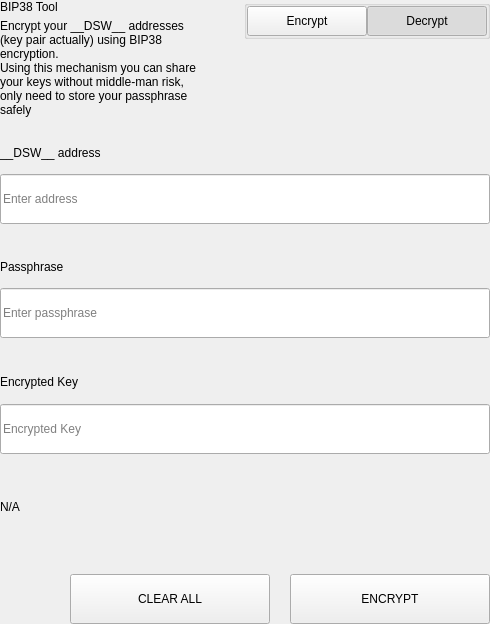
Before: the Qt Designer form src/qt/pivx/settings/forms/settingsbittoolwidget.ui in decenomy/DSW, drawn with Qt 5.
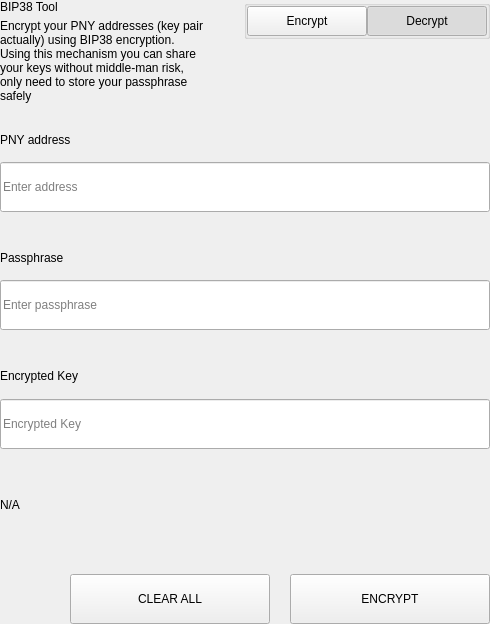
After: the same form once the commit is applied.

```diff
--- a/src/qt/pivx/settings/forms/settingsbittoolwidget.ui
+++ b/src/qt/pivx/settings/forms/settingsbittoolwidget.ui
@@ -69,7 +69,7 @@
             <item>
              <widget class="QLabel" name="labelSubtitle1">
               <property name="text">
-               <string>Encrypt your __DSW__ addresses (key pair actually) using BIP38 encryption.
+               <string>Encrypt your PNY addresses (key pair actually) using BIP38 encryption.
 Using this mechanism you can share your keys without middle-man risk, only need to store your passphrase safely</string>
               </property>
               <property name="wordWrap">
@@ -657,7 +657,7 @@
                   </size>
                  </property>
                  <property name="text">
-                  <string>__DSW__ address</string>
+                  <string>PNY address</string>
                  </property>
                 </widget>
                </item>
```
